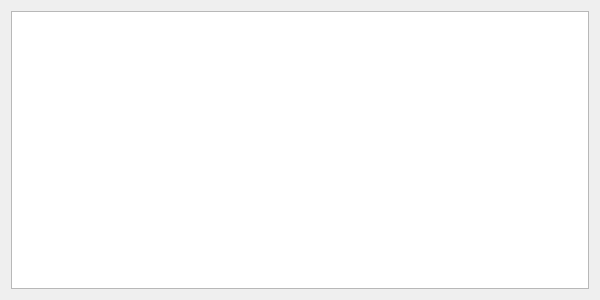
ZhouHanyu18/sBittorrent, file src/ui/downloadform.ui: the form before one commit.
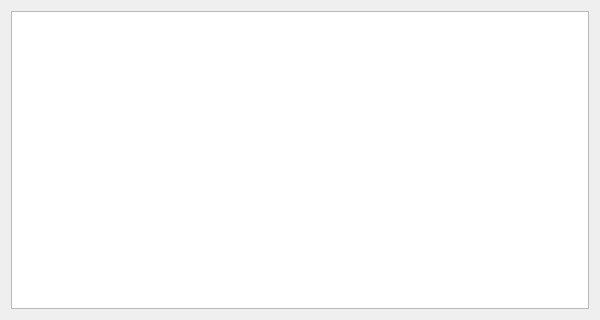
The form after the commit.

```diff
--- a/src/ui/downloadform.ui
+++ b/src/ui/downloadform.ui
@@ -7,7 +7,7 @@
     <x>0</x>
     <y>0</y>
     <width>600</width>
-    <height>300</height>
+    <height>320</height>
    </rect>
   </property>
   <property name="windowTitle">
```
